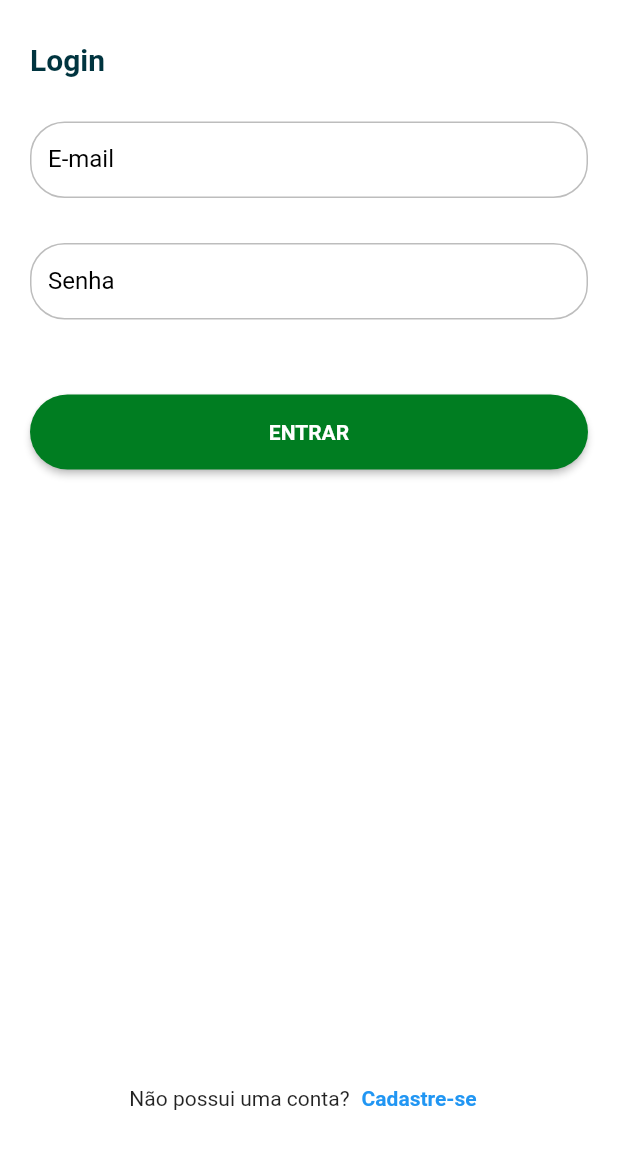
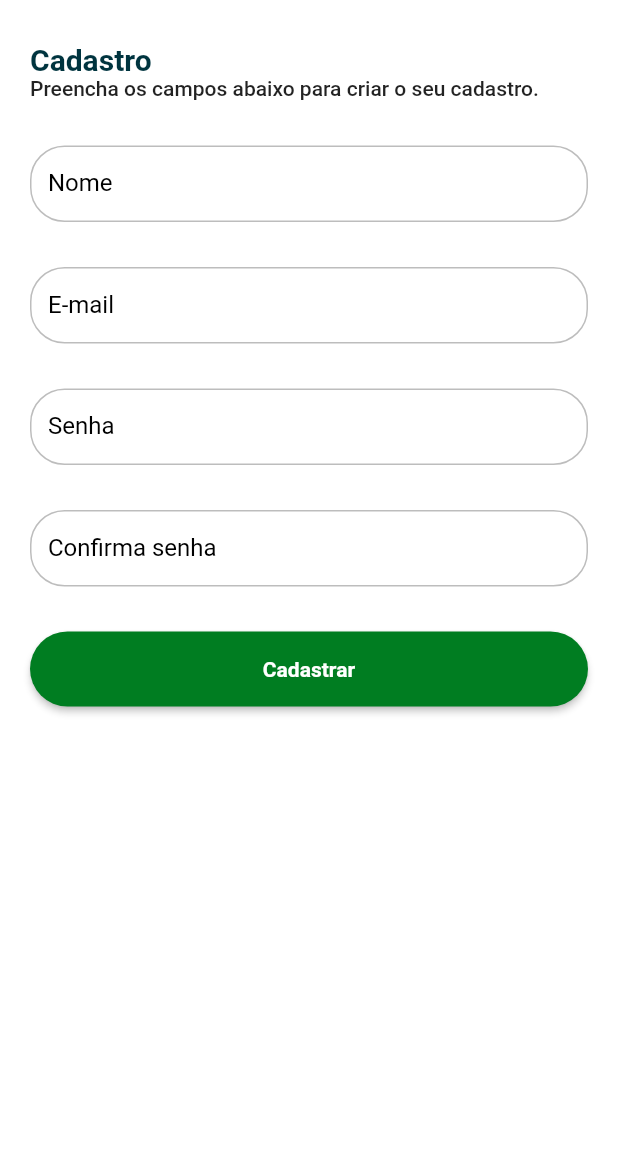
Before and after one commit to luciano-zimermann/lz_vakinha_burger, a Flutter app: the LoginPage screen opened by its route, after a tap on "Cadastre-se", on a phone screen of 412 x 824 dp, the part 72-1236 px from its top. Run offline on Flutter 3.47's test engine with Material 2 defaults, Android fonts, the phone set to English and light mode, and no system bars; our stand-ins replace get; Roboto replaces fonts that are missing (mplus1).

Commit message:
Register screen created

```diff
--- a/lib/app/modules/auth/login/login_page.dart
+++ b/lib/app/modules/auth/login/login_page.dart
@@ -49,14 +49,16 @@ class LoginPage extends StatelessWidget {
                         children: [
                           const Text('Não possui uma conta?'),
                           TextButton(
-                            onPressed: () {},
+                            onPressed: () {
+                              Get.toNamed('/auth/register');
+                            },
                             child: const Text(
                               'Cadastre-se',
                               style: VakinhaUI.textBold,
                             ),
                           ),
                         ],
-                      )
+                      ),
                     ],
                   ),
                 ),
--- /dev/null
+++ b/lib/app/modules/auth/register/register_page.dart
@@ -0,0 +1,59 @@
+import 'package:flutter/material.dart';
+import 'package:vakinha_burger_mobile/app/core/ui/vakinha_ui.dart';
+import 'package:vakinha_burger_mobile/app/core/ui/widgets/vakinha_app_bar.dart';
+import 'package:vakinha_burger_mobile/app/core/ui/widgets/vakinha_button.dart';
+import 'package:vakinha_burger_mobile/app/core/ui/widgets/vakinha_textformfield.dart';
+import 'package:get/get.dart';
+
+class RegisterPage extends StatelessWidget {
+  const RegisterPage({Key? key}) : super(key: key);
+
+  @override
+  Widget build(BuildContext context) {
+    return Scaffold(
+      appBar: VakinhaAppBar(elevation: 0),
+      backgroundColor: Colors.white,
+      body: SingleChildScrollView(
+        child: IntrinsicHeight(
+          child: Padding(
+            padding: const EdgeInsets.all(20.0),
+            child: Form(
+              child: Column(
+                crossAxisAlignment: CrossAxisAlignment.start,
+                children: [
+                  Text(
+                    'Cadastro',
+                    style: context.textTheme.headline6?.copyWith(
+                      fontWeight: FontWeight.bold,
+                      color: context.theme.primaryColorDark,
+                    ),
+                  ),
+                  Text(
+                    'Preencha os campos abaixo para criar o seu cadastro.',
+                    style: context.textTheme.bodyText1,
+                  ),
+                  const SizedBox(height: 30),
+                  const VakinhaTextFormField(label: 'Nome'),
+                  const SizedBox(height: 30),
+                  const VakinhaTextFormField(label: 'E-mail'),
+                  const SizedBox(height: 30),
+                  const VakinhaTextFormField(label: 'Senha'),
+                  const SizedBox(height: 30),
+                  const VakinhaTextFormField(label: 'Confirma senha'),
+                  const SizedBox(height: 30),
+                  Center(
+                    child: VakinhaButton(
+                      width: double.infinity,
+                      label: 'Cadastrar',
+                      onPressed: () {},
+                    ),
+                  ),
+                ],
+              ),
+            ),
+          ),
+        ),
+      ),
+    );
+  }
+}
--- a/lib/app/routes/auth_routers.dart
+++ b/lib/app/routes/auth_routers.dart
@@ -1,5 +1,6 @@
 import 'package:get/get_navigation/src/routes/get_route.dart';
 import 'package:vakinha_burger_mobile/app/modules/auth/login/login_page.dart';
+import 'package:vakinha_burger_mobile/app/modules/auth/register/register_page.dart';
 
 class AuthRouters {
   AuthRouters._();
@@ -9,5 +10,9 @@ class AuthRouters {
       name: '/auth/login',
       page: () => const LoginPage(),
     ),
+    GetPage(
+      name: '/auth/register',
+      page: () => const RegisterPage(),
+    ),
   ];
 }
```
